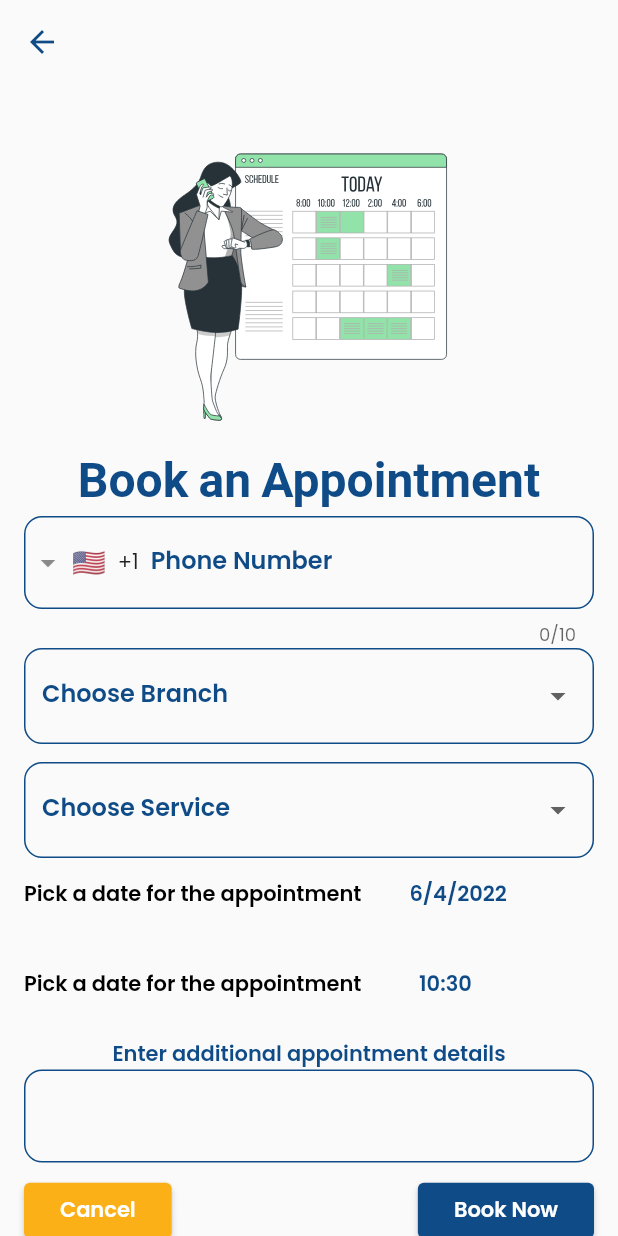
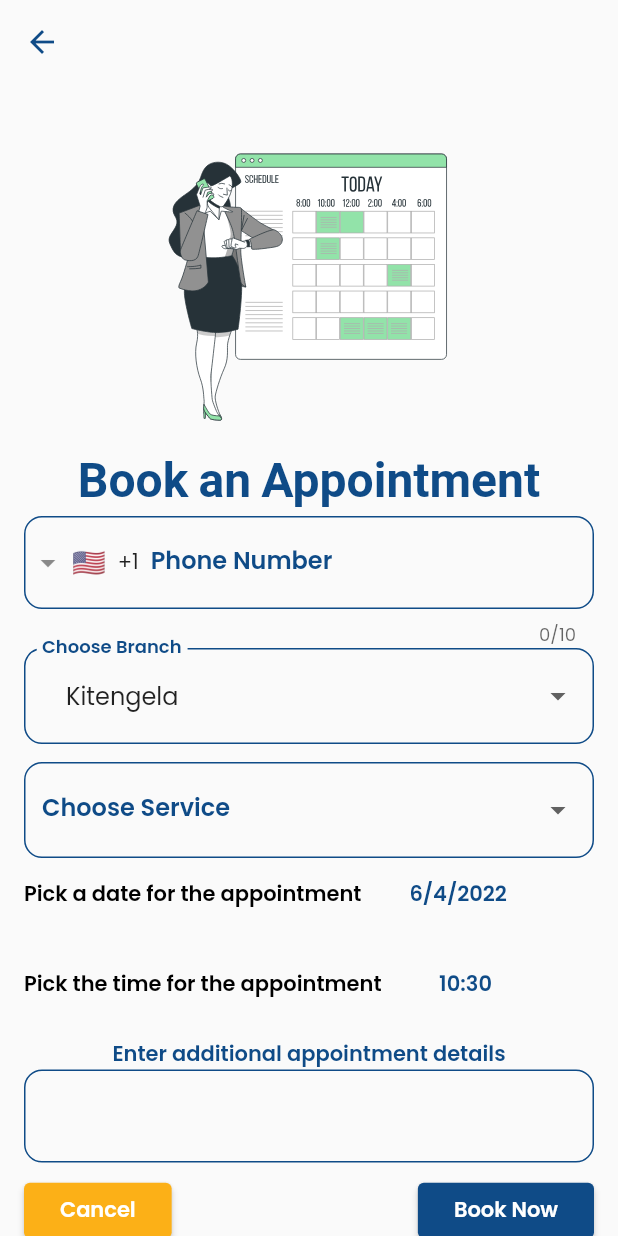
Before and after one commit to Crucialjun/dentmind_dental_centre, a Flutter app: the screen it shows after launch, after a tap on "Skip", after a tap on "Book Now", on a phone screen of 412 x 824 dp. Run offline on Flutter 3.47's test engine with Material 2 defaults, Android fonts, the phone set to English and light mode, and no system bars; drawn by our look-alikes of intl_phone_field; our stand-ins replace awesome_dialog, bottom_navy_bar, cloud_firestore, dropdown_button2, email_validator, firebase_auth and 7 more; missing offline and left inert: textfield_search; accounts and stored records are empty; network calls fail; Roboto replaces fonts that are missing (Chivo); project files that could hold a hidden picture were left out.

Commit message:
Add appointments to user

```diff
--- a/lib/firebase/firebase_auth.dart
+++ b/lib/firebase/firebase_auth.dart
@@ -25,7 +25,8 @@ class FirebaseUserRepo extends ChangeNotifier {
           firstName: firstName,
           lastName: lastName,
           uid: _firebaseAuth.currentUser!.uid,
-          phoneNumber: "");
+          phoneNumber: "",
+          appointments: []);
       await FirebaseStorageMethods().addClient(client);
       return true;
     } on FirebaseAuthException catch (e) {
--- a/lib/models/client_model.dart
+++ b/lib/models/client_model.dart
@@ -9,6 +9,7 @@ class Client {
   String phoneNumber;
   String uid;
   String? profileImageUrl;
+  List appointments;
 
   Client({
     required this.firstName,
@@ -17,6 +18,7 @@ class Client {
     required this.phoneNumber,
     required this.uid,
     this.profileImageUrl,
+    required this.appointments,
   });
 
   Map<String, dynamic> toMap() {
@@ -27,6 +29,7 @@ class Client {
       'phoneNumber': phoneNumber,
       'uid': uid,
       'profileImageUrl': profileImageUrl,
+      'appointments': appointments,
     };
   }
 
@@ -37,7 +40,8 @@ class Client {
       email: map['email'] ?? '',
       phoneNumber: map['phoneNumber'] ?? '',
       uid: map['uid'] ?? '',
-      profileImageUrl: map['profileImageUrl'],
+      profileImageUrl: map['profileImageUrl'] ?? "",
+      appointments: map['appointments'] ?? [],
     );
   }
 
@@ -51,6 +55,7 @@ class Client {
       phoneNumber: snapshot['phoneNumber'] ?? '',
       uid: snapshot['uid'] ?? '',
       profileImageUrl: snapshot['profileImageUrl'] ?? '',
+      appointments: snapshot['appointments'] ?? [],
     );
   }
 
@@ -58,14 +63,14 @@ class Client {
 
   factory Client.fromJson(String source) => Client.fromMap(json.decode(source));
 
-  Client copyWith({
-    String? firstName,
-    String? lastName,
-    String? email,
-    String? phoneNumber,
-    String? uid,
-    String? profileImageUrl,
-  }) {
+  Client copyWith(
+      {String? firstName,
+      String? lastName,
+      String? email,
+      String? phoneNumber,
+      String? uid,
+      String? profileImageUrl,
+      List? appointments}) {
     return Client(
       firstName: firstName ?? this.firstName,
       lastName: lastName ?? this.lastName,
@@ -73,12 +78,13 @@ class Client {
       phoneNumber: phoneNumber ?? this.phoneNumber,
       uid: uid ?? this.uid,
       profileImageUrl: profileImageUrl ?? this.profileImageUrl,
+      appointments: appointments ?? this.appointments,
     );
   }
 
   @override
   String toString() {
-    return 'Client(firstName: $firstName, lastName: $lastName, email: $email, phoneNumber: $phoneNumber, uid: $uid, profileImageUrl: $profileImageUrl)';
+    return 'Client(firstName: $firstName, lastName: $lastName, email: $email, phoneNumber: $phoneNumber, uid: $uid, profileImageUrl: $profileImageUrl,appointments: ${appointments.toString})';
   }
 
   @override
@@ -91,7 +97,8 @@ class Client {
         other.email == email &&
         other.phoneNumber == phoneNumber &&
         other.uid == uid &&
-        other.profileImageUrl == profileImageUrl;
+        other.profileImageUrl == profileImageUrl &&
+        other.appointments == appointments;
   }
 
   @override
@@ -101,6 +108,7 @@ class Client {
         email.hashCode ^
         phoneNumber.hashCode ^
         uid.hashCode ^
-        profileImageUrl.hashCode;
+        profileImageUrl.hashCode ^
+        appointments.hashCode;
   }
 }
--- a/lib/screens/appointment_booking_screen.dart
+++ b/lib/screens/appointment_booking_screen.dart
@@ -18,7 +18,10 @@ import '../models/appointment_model.dart';
 import '../models/services_model.dart';
 
 class AppoitnmentBooking extends StatefulWidget {
-  const AppoitnmentBooking({Key? key}) : super(key: key);
+  const AppoitnmentBooking({Key? key, required this.location})
+      : super(key: key);
+
+  final String location;
 
   @override
   State<AppoitnmentBooking> createState() => _AppoitnmentBookingState();
@@ -30,7 +33,7 @@ class _AppoitnmentBookingState extends State<AppoitnmentBooking> {
     'Mombasa Road',
     'Buruburu',
   ];
-  List listOfServices = [""];
+  List listOfServices = [];
   String? selectedBranch;
   String? selectedService;
   DateTime _selectedDate = DateTime.now();
@@ -88,7 +91,6 @@ class _AppoitnmentBookingState extends State<AppoitnmentBooking> {
               ),
               IntlPhoneField(
                 autovalidateMode: AutovalidateMode.disabled,
-                initialCountryCode: "us",
                 decoration:
                     const TextFormDecoration(labelString: "Phone Number"),
                 controller: _phoneNumberController,
@@ -101,7 +103,7 @@ class _AppoitnmentBookingState extends State<AppoitnmentBooking> {
               ),
               DropdownButtonFormField2(
                 focusColor: Colors.white,
-                value: selectedBranch,
+                value: selectedBranch ?? widget.location,
                 items: branches
                     .map((e) => DropdownMenuItem(
                           value: e,
@@ -189,7 +191,7 @@ class _AppoitnmentBookingState extends State<AppoitnmentBooking> {
               Row(
                 children: [
                   const Text(
-                    'Pick a date for the appointment',
+                    'Pick the time for the appointment',
                     style: TextStyle(
                       color: Colors.black,
                       fontWeight: FontWeight.w600,
@@ -211,12 +213,12 @@ class _AppoitnmentBookingState extends State<AppoitnmentBooking> {
                           });
                         }
                       },
-                      child:
-                          Text("${_selectedTime.hour}:${_selectedTime.minute}",
-                              style: const TextStyle(
-                                color: primaryAppColor,
-                                fontWeight: FontWeight.w600,
-                              ))),
+                      child: Text(
+                          "${_selectedTime.hourOfPeriod}:${_selectedTime.minute}",
+                          style: const TextStyle(
+                            color: primaryAppColor,
+                            fontWeight: FontWeight.w600,
+                          ))),
                 ],
               ),
               const SizedBox(
--- a/lib/screens/main_dashboard.dart
+++ b/lib/screens/main_dashboard.dart
@@ -4,13 +4,12 @@ import 'package:dentmind_dental_centre/app_colors.dart';
 import 'package:dentmind_dental_centre/models/client_model.dart';
 import 'package:dentmind_dental_centre/models/services_model.dart';
 import 'package:dentmind_dental_centre/screens/all_services_list.dart';
-import 'package:dentmind_dental_centre/screens/appointment_booking_screen.dart';
 import 'package:dentmind_dental_centre/screens/services_details.dart';
+import 'package:dentmind_dental_centre/widgets/appointment_card.dart';
 import 'package:dentmind_dental_centre/widgets/category_container.dart';
 import 'package:firebase_auth/firebase_auth.dart';
 import 'package:flutter/material.dart';
 import 'package:flutter/services.dart';
-import 'package:flutter_rating_bar/flutter_rating_bar.dart';
 import 'package:provider/provider.dart';
 import 'package:textfield_search/textfield_search.dart';
 import "string_extensions.dart";
@@ -69,6 +68,12 @@ class _MainDashboardState extends State<MainDashboard> {
                                 fontSize: 18,
                                 fontWeight: FontWeight.w500));
                       } else if (snapshot.hasError) {
+                        return const Text("Hello user",
+                            style: TextStyle(
+                                color: primaryAppColor,
+                                fontSize: 18,
+                                fontWeight: FontWeight.w500));
+                      } else if (snapshot.data == null) {
                         return const Text("Hello user",
                             style: TextStyle(
                                 color: primaryAppColor,
@@ -232,31 +237,31 @@ class _MainDashboardState extends State<MainDashboard> {
                 ),
                 Expanded(
                   child: ListView(
-                    children: [
-                      appointmentCard(
-                          "Dental Surgeon",
-                          "Nabea",
-                          "Bachelor of Dental Surgery (BDS)",
-                          "nabea",
-                          "Kitengela"),
-                      const SizedBox(
+                    children: const [
+                      AppointmentCard(
+                          speciality: "Dental Surgeon",
+                          name: "Nabea",
+                          qualification: "Bachelor of Dental Surgery (BDS)",
+                          image: "nabea",
+                          location: "Kitengela"),
+                      SizedBox(
                         height: 16,
                       ),
-                      appointmentCard(
-                          "Dental Surgeon",
-                          "Muturi",
-                          "Bachelor of Dental Surgery (BDS)",
-                          "muturi",
-                          "Mombasa Road"),
-                      const SizedBox(
+                      AppointmentCard(
+                          speciality: "Dental Surgeon",
+                          name: "Muturi",
+                          qualification: "Bachelor of Dental Surgery (BDS)",
+                          image: "muturi",
+                          location: "Mombasa Road"),
+                      SizedBox(
                         height: 16,
                       ),
-                      appointmentCard(
-                          "Dental Surgeon",
-                          "Nabea",
-                          "Bachelor of Dental Surgery (BDS)",
-                          "nabea",
-                          "Buruburu"),
+                      AppointmentCard(
+                          speciality: "Dental Surgeon",
+                          name: "Nabea",
+                          qualification: "Bachelor of Dental Surgery (BDS)",
+                          image: "nabea",
+                          location: "Buruburu"),
                     ],
                   ),
                 ),
@@ -264,119 +269,6 @@ class _MainDashboardState extends State<MainDashboard> {
             ),
           ),
         ));
-  }
-
-  Container appointmentCard(String speciality, String name,
-      String qualification, String image, String location) {
-    return Container(
-      margin: const EdgeInsets.only(top: 4, left: 4, right: 4, bottom: 4),
-      decoration: BoxDecoration(
-        borderRadius: BorderRadius.circular(16),
-        color: Colors.white,
-        boxShadow: [
-          BoxShadow(
-            color: primaryAppColor.withOpacity(0.5),
-            spreadRadius: 3,
-            blurRadius: 4,
-            offset: const Offset(0, 3),
-          )
-        ],
-      ),
-      child: Padding(
-        padding: const EdgeInsets.all(8.0),
-        child: Column(children: [
-          Row(
-            children: [
-              CircleAvatar(
-                backgroundColor: Colors.white,
-                radius: 50,
-                backgroundImage: AssetImage("assets/$image.jpg"),
-              ),
-              const SizedBox(
-                width: 8,
-              ),
-              Expanded(
-                child: Column(
-                  crossAxisAlignment: CrossAxisAlignment.start,
-                  children: [
-                    Text(
-                      "$speciality - Doctor $name",
-                      style: const TextStyle(
-                          color: primaryAppColor, fontWeight: FontWeight.w700),
-                    ),
-                    Text(
-                      qualification,
-                      style: const TextStyle(
-                          color: Colors.black, fontWeight: FontWeight.w500),
-                    ),
-                    const SizedBox(
-                      height: 2,
-                    ),
-                    RatingBar.builder(
-                        initialRating: 5,
-                        itemSize: 24.0,
-                        itemBuilder: (context, _) => const Icon(
-                              Icons.star,
-                              color: accentAppColor,
-                            ),
-                        onRatingUpdate: (rating) {}),
-                    const SizedBox(
-                      height: 2,
-                    ),
-                    Text("Dentmind Dental Care $location",
-                        style: const TextStyle(
-                            color: primaryAppColor,
-                            fontWeight: FontWeight.w700)),
-                  ],
-                ),
-              ),
-              Column(
-                mainAxisAlignment: MainAxisAlignment.spaceBetween,
-                crossAxisAlignment: CrossAxisAlignment.center,
-                children: const [
-                  Icon(Icons.favorite),
-                  SizedBox(
-                    height: 48,
-                  ),
-                  Text("1.5Km")
-                ],
-              )
-            ],
-          ),
-          const Divider(
-            thickness: 4,
-          ),
-          Row(
-            children: [
-              const CircleAvatar(
-                backgroundColor: Colors.white,
-                backgroundImage: AssetImage("assets/chronometer.png"),
-              ),
-              const SizedBox(
-                width: 16,
-              ),
-              const Expanded(
-                  child: Text(
-                "Open timings : 9:00am - 5:00pm",
-                style:
-                    TextStyle(color: Colors.black, fontWeight: FontWeight.w600),
-              )),
-              ElevatedButton(
-                  style: ElevatedButton.styleFrom(
-                      primary: const Color.fromARGB(255, 24, 153, 93)),
-                  onPressed: () {
-                    Navigator.push(
-                        context,
-                        MaterialPageRoute(
-                            builder: ((context) =>
-                                const AppoitnmentBooking())));
-                  },
-                  child: const Text("Book Now"))
-            ],
-          ),
-        ]),
-      ),
-    );
   }
 
   Future<Client?> getClient(User? firebaseUser) async {
--- a/lib/screens/sign_up_screen.dart
+++ b/lib/screens/sign_up_screen.dart
@@ -101,10 +101,19 @@ class _SignUpScreenState extends State<SignUpScreen> {
                 const SizedBox(
                   height: 16,
                 ),
-                TextFormTextField(
-                    label: "Set Password",
+                TextFormField(
+                    validator: (value) {
+                      if (value == null || value.isEmpty) {
+                        return "Please enter your password";
+                      } else if (!_isPasswordValid) {
+                        return "Please enter a valid password";
+                      }
+                      return null;
+                    },
+                    obscureText: true,
                     controller: _passwordController,
-                    inputType: TextInputType.visiblePassword),
+                    decoration:
+                        const TextFormDecoration(labelString: "Set Password")),
                 const SizedBox(
                   height: 4,
                 ),
--- /dev/null
+++ b/lib/widgets/appointment_card.dart
@@ -0,0 +1,139 @@
+import 'package:flutter/material.dart';
+import 'package:flutter_rating_bar/flutter_rating_bar.dart';
+
+import '../app_colors.dart';
+import '../screens/appointment_booking_screen.dart';
+
+class AppointmentCard extends StatefulWidget {
+  const AppointmentCard(
+      {Key? key,
+      required this.speciality,
+      required this.name,
+      required this.qualification,
+      required this.image,
+      required this.location})
+      : super(key: key);
+
+  final String speciality;
+  final String name;
+  final String qualification;
+  final String image;
+  final String location;
+  @override
+  State<AppointmentCard> createState() => _AppointmentCardState();
+}
+
+class _AppointmentCardState extends State<AppointmentCard> {
+  @override
+  Widget build(BuildContext context) {
+    return Container(
+      margin: const EdgeInsets.only(top: 4, left: 4, right: 4, bottom: 4),
+      decoration: BoxDecoration(
+        borderRadius: BorderRadius.circular(16),
+        color: Colors.white,
+        boxShadow: [
+          BoxShadow(
+            color: primaryAppColor.withOpacity(0.5),
+            spreadRadius: 3,
+            blurRadius: 4,
+            offset: const Offset(0, 3),
+          )
+        ],
+      ),
+      child: Padding(
+        padding: const EdgeInsets.all(8.0),
+        child: Column(children: [
+          Row(
+            children: [
+              CircleAvatar(
+                backgroundColor: Colors.white,
+                radius: 50,
+                backgroundImage: AssetImage("assets/${widget.image}.jpg"),
+              ),
+              const SizedBox(
+                width: 8,
+              ),
+              Expanded(
+                child: Column(
+                  crossAxisAlignment: CrossAxisAlignment.start,
+                  children: [
+                    Text(
+                      "${widget.speciality} - Doctor ${widget.name}",
+                      style: const TextStyle(
+                          color: primaryAppColor, fontWeight: FontWeight.w700),
+                    ),
+                    Text(
+                      widget.qualification,
+                      style: const TextStyle(
+                          color: Colors.black, fontWeight: FontWeight.w500),
+                    ),
+                    const SizedBox(
+                      height: 2,
+                    ),
+                    RatingBar.builder(
+                        initialRating: 5,
+                        itemSize: 24.0,
+                        itemBuilder: (context, _) => const Icon(
+                              Icons.star,
+                              color: accentAppColor,
+                            ),
+                        onRatingUpdate: (rating) {}),
+                    const SizedBox(
+                      height: 2,
+                    ),
+                    Text("Dentmind Dental Care ${widget.location}",
+                        style: const TextStyle(
+                            color: primaryAppColor,
+                            fontWeight: FontWeight.w700)),
+                  ],
+                ),
+              ),
+              Column(
+                mainAxisAlignment: MainAxisAlignment.spaceBetween,
+                crossAxisAlignment: CrossAxisAlignment.center,
+                children: const [
+                  Icon(Icons.favorite),
+                  SizedBox(
+                    height: 48,
+                  ),
+                  Text("1.5Km")
+                ],
+              )
+            ],
+          ),
+          const Divider(
+            thickness: 4,
+          ),
+          Row(
+            children: [
+              const CircleAvatar(
+                backgroundColor: Colors.white,
+                backgroundImage: AssetImage("assets/chronometer.png"),
+              ),
+              const SizedBox(
+                width: 16,
+              ),
+              const Expanded(
+                  child: Text(
+                "Open timings : 9:00am - 5:00pm",
+                style:
+                    TextStyle(color: Colors.black, fontWeight: FontWeight.w600),
+              )),
+              ElevatedButton(
+                  style: ElevatedButton.styleFrom(
+                      primary: const Color.fromARGB(255, 24, 153, 93)),
+                  onPressed: () {
+                    Navigator.push(
+                        context,
+                        MaterialPageRoute(
+                            builder: ((context) => AppoitnmentBooking(
+                                location: widget.location))));
+                  },
+                  child: const Text("Book Now"))
+            ],
+          ),
+        ]),
+      ),
+    );
+  }
+}
```
